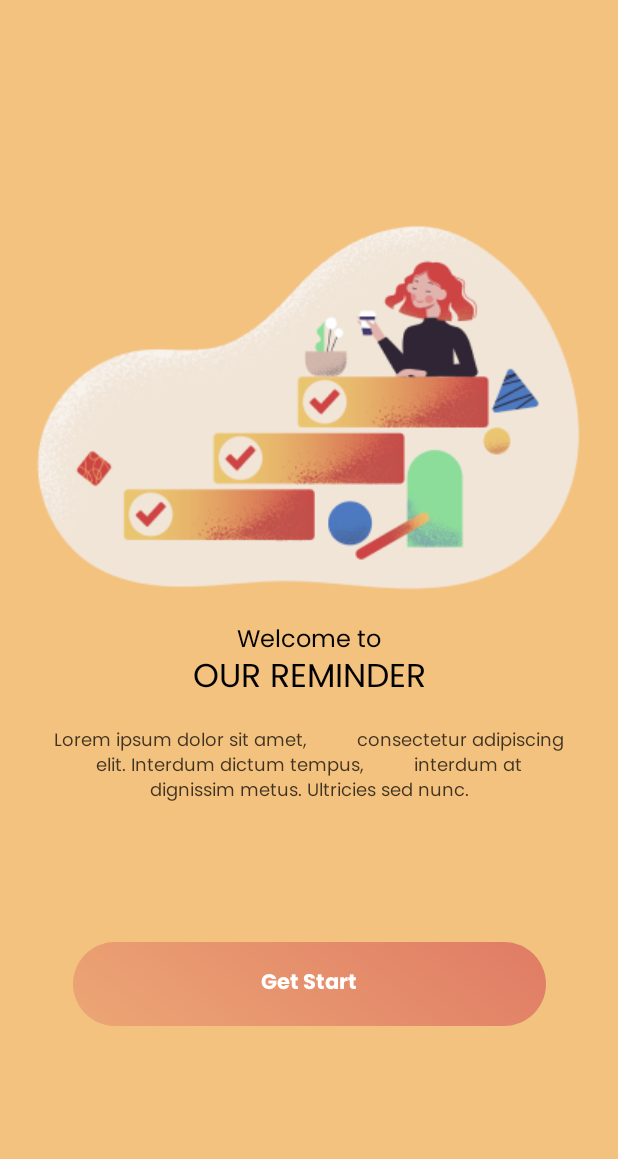
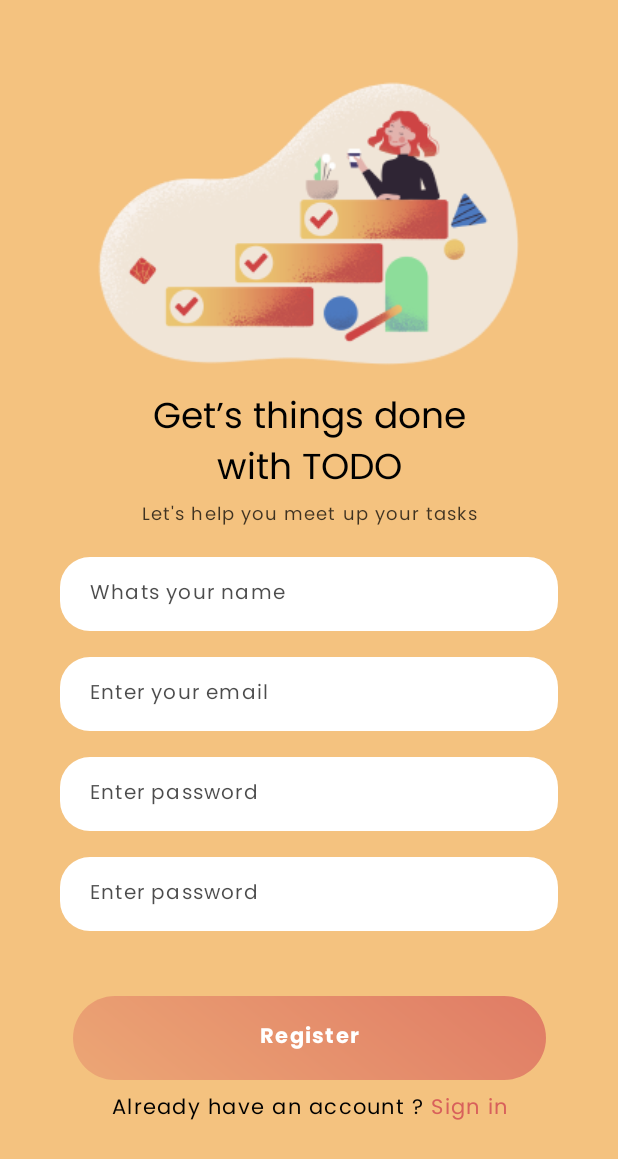
Before and after one commit to anga35/ToDoListApp, an Android app: the screen it shows after launch (MainActivity before the commit, RegistrationActivity after it), on a phone screen of 412 x 824 dp. Shown: the top 1159 px of the screen. Run offline under Robolectric (Android 15) with nearby library versions, the light colour scheme and no system bars.

Commit message:
Added Registration Page

```diff
--- a/app/src/main/AndroidManifest.xml
+++ b/app/src/main/AndroidManifest.xml
@@ -9,13 +9,19 @@
         android:roundIcon="@mipmap/ic_launcher_round"
         android:supportsRtl="true"
         android:theme="@style/Theme.ToDoListApp">
-        <activity android:name=".MainActivity">
+        <activity android:name=".RegistrationActivity">
+
             <intent-filter>
                 <action android:name="android.intent.action.MAIN" />
 
                 <category android:name="android.intent.category.LAUNCHER" />
             </intent-filter>
+
         </activity>
+        <activity android:name=".MainActivity">
+
+        </activity>
+
         <meta-data
             android:name="preloaded_fonts"
             android:resource="@array/preloaded_fonts" />
--- /dev/null
+++ b/app/src/main/java/com/example/todolistapp/RegistrationActivity.kt
@@ -0,0 +1,11 @@
+package com.example.todolistapp
+
+import androidx.appcompat.app.AppCompatActivity
+import android.os.Bundle
+
+class RegistrationActivity : AppCompatActivity() {
+    override fun onCreate(savedInstanceState: Bundle?) {
+        super.onCreate(savedInstanceState)
+        setContentView(R.layout.activity_registration)
+    }
+}
--- /dev/null
+++ b/app/src/main/res/drawable/cursor_drawable.xml
@@ -0,0 +1,13 @@
+<?xml version="1.0" encoding="utf-8"?>
+<shape xmlns:android="http://schemas.android.com/apk/res/android"
+    android:shape="rectangle"
+    >
+
+    <solid android:color="@color/black">
+
+    </solid>
+
+    <size android:width="2dp"></size>
+    <padding android:top="-2dp" android:bottom="-2dp" ></padding>
+
+</shape>
--- /dev/null
+++ b/app/src/main/res/drawable/input_drawable.xml
@@ -0,0 +1,14 @@
+<?xml version="1.0" encoding="utf-8"?>
+<shape xmlns:android="http://schemas.android.com/apk/res/android"
+    android:shape="rectangle">
+
+    <solid
+        android:color="@color/white">
+
+
+    </solid>
+
+    <corners
+        android:radius="20dp"></corners>
+
+</shape>
--- a/app/src/main/res/layout/activity_main.xml
+++ b/app/src/main/res/layout/activity_main.xml
@@ -61,9 +61,8 @@
         android:paddingHorizontal="35dp"
 
         android:text="Lorem ipsum dolor sit amet,
-         consectetur adipiscing elit. Interdum dictum tempus,
-         interdum at dignissim metus. Ultricies sed nunc."
-
+         consectetur adipiscing elit.Interdum dictum tempus,interdum at dignissim metus.Ultricies sed nunc."
+        android:letterSpacing="0.06"
         app:layout_constraintLeft_toLeftOf="parent"
         app:layout_constraintRight_toRightOf="parent"
 
@@ -89,7 +88,7 @@
             android:fontFamily="@font/poppins_bold"
             android:text="Get Start"
             android:textAllCaps="false"
-
+android:letterSpacing="0.06"
             android:textColor="@color/white"
             android:paddingHorizontal="70dp"
             >
--- /dev/null
+++ b/app/src/main/res/layout/activity_registration.xml
@@ -0,0 +1,194 @@
+<?xml version="1.0" encoding="utf-8"?>
+<androidx.constraintlayout.widget.ConstraintLayout xmlns:android="http://schemas.android.com/apk/res/android"
+    xmlns:app="http://schemas.android.com/apk/res-auto"
+    xmlns:tools="http://schemas.android.com/tools"
+    android:layout_width="match_parent"
+    android:layout_height="match_parent"
+    android:background="@color/background_color"
+    tools:context=".RegistrationActivity">
+
+    <ImageView
+        android:id="@+id/imv_todo_registration"
+        android:layout_width="wrap_content"
+        android:layout_height="wrap_content"
+        android:layout_marginTop="44dp"
+        android:background="@drawable/todo_icon_registration"
+        app:layout_constraintLeft_toLeftOf="parent"
+
+        app:layout_constraintRight_toRightOf="parent"
+        app:layout_constraintTop_toTopOf="parent"></ImageView>
+
+
+    <TextView
+        android:id="@+id/tvl_get_things"
+        android:layout_width="wrap_content"
+        android:layout_height="wrap_content"
+        android:fontFamily="@font/poppins"
+        android:gravity="center"
+        android:text="Get’s things done\nwith TODO"
+        android:textColor="@color/black"
+        android:textSize="24sp"
+        app:layout_constraintLeft_toLeftOf="parent"
+        app:layout_constraintRight_toRightOf="parent"
+        app:layout_constraintTop_toBottomOf="@id/imv_todo_registration"
+
+
+        ></TextView>
+
+
+    <TextView
+        android:id="@+id/tvl_lets_meet"
+        android:layout_width="wrap_content"
+        android:layout_height="wrap_content"
+        android:fontFamily="@font/poppins"
+        android:gravity="center"
+        android:letterSpacing="0.06"
+        android:text="Let's help you meet up your tasks"
+        android:textColor="#BD000000"
+        android:textSize="12sp"
+        app:layout_constraintLeft_toLeftOf="parent"
+        app:layout_constraintRight_toRightOf="parent"
+        app:layout_constraintTop_toBottomOf="@id/tvl_get_things"
+
+        ></TextView>
+
+
+    <EditText
+        android:id="@+id/et_name"
+        android:layout_width="match_parent"
+        android:layout_height="wrap_content"
+        android:layout_marginStart="40dp"
+        android:layout_marginTop="17dp"
+        android:layout_marginEnd="40dp"
+        android:background="@drawable/input_drawable"
+        android:drawableTint="@color/black"
+        android:fontFamily="@font/poppins"
+        android:hint="Whats your name"
+        android:letterSpacing="0.06"
+        android:paddingVertical="13dp"
+        android:paddingStart="20dp"
+        android:textColorHint="#B3000000"
+        android:textCursorDrawable="@drawable/cursor_drawable"
+        android:textSize="13sp"
+        app:layout_constraintLeft_toLeftOf="parent"
+        app:layout_constraintRight_toRightOf="parent"
+        app:layout_constraintTop_toBottomOf="@id/tvl_lets_meet"></EditText>
+
+    <EditText
+        android:id="@+id/et_email"
+        android:layout_width="match_parent"
+        android:layout_height="wrap_content"
+        android:layout_marginStart="40dp"
+        android:layout_marginTop="17dp"
+        android:layout_marginEnd="40dp"
+        android:background="@drawable/input_drawable"
+        android:drawableTint="@color/black"
+        android:fontFamily="@font/poppins"
+        android:hint="Enter your email"
+        android:letterSpacing="0.06"
+        android:paddingVertical="13dp"
+        android:paddingStart="20dp"
+        android:textColorHint="#B3000000"
+        android:textCursorDrawable="@drawable/cursor_drawable"
+        android:textSize="13sp"
+        app:layout_constraintLeft_toLeftOf="parent"
+        app:layout_constraintRight_toRightOf="parent"
+        app:layout_constraintTop_toBottomOf="@id/et_name"></EditText>
+
+    <EditText
+        android:id="@+id/et_password"
+        android:layout_width="match_parent"
+        android:layout_height="wrap_content"
+        android:layout_marginStart="40dp"
+        android:layout_marginTop="17dp"
+        android:layout_marginEnd="40dp"
+        android:background="@drawable/input_drawable"
+        android:drawableTint="@color/black"
+        android:fontFamily="@font/poppins"
+        android:hint="Enter password"
+        android:letterSpacing="0.06"
+        android:paddingVertical="13dp"
+        android:paddingStart="20dp"
+        android:textColorHint="#B3000000"
+        android:textCursorDrawable="@drawable/cursor_drawable"
+        android:textSize="13sp"
+        app:layout_constraintLeft_toLeftOf="parent"
+        app:layout_constraintRight_toRightOf="parent"
+        app:layout_constraintTop_toBottomOf="@id/et_email"></EditText>
+
+    <EditText
+        android:id="@+id/et_confirm_password"
+        android:layout_width="match_parent"
+        android:layout_height="wrap_content"
+        android:layout_marginStart="40dp"
+        android:layout_marginTop="17dp"
+        android:layout_marginEnd="40dp"
+        android:background="@drawable/input_drawable"
+        android:drawableTint="@color/black"
+        android:fontFamily="@font/poppins"
+        android:hint="Enter password"
+        android:letterSpacing="0.06"
+        android:paddingVertical="13dp"
+        android:paddingStart="20dp"
+        android:textColorHint="#B3000000"
+        android:textCursorDrawable="@drawable/cursor_drawable"
+        android:textSize="13sp"
+        app:layout_constraintLeft_toLeftOf="parent"
+        app:layout_constraintRight_toRightOf="parent"
+        app:layout_constraintTop_toBottomOf="@id/et_password"></EditText>
+
+
+    <androidx.appcompat.widget.AppCompatButton
+        android:id="@+id/btn_register"
+        android:layout_width="wrap_content"
+        android:layout_height="wrap_content"
+        android:layout_marginTop="43dp"
+        android:background="@drawable/btn_drawable"
+        android:fontFamily="@font/poppins_bold"
+        android:letterSpacing="0.06"
+        android:paddingHorizontal="70dp"
+        android:text="Register"
+        android:textAllCaps="false"
+        android:textColor="@color/white"
+        app:layout_constraintLeft_toLeftOf="parent"
+        app:layout_constraintRight_toRightOf="parent"
+        app:layout_constraintTop_toBottomOf="@id/et_confirm_password">
+
+
+    </androidx.appcompat.widget.AppCompatButton>
+
+    <LinearLayout
+        android:layout_width="wrap_content"
+        android:layout_height="wrap_content"
+        app:layout_constraintTop_toBottomOf="@id/btn_register"
+        app:layout_constraintLeft_toLeftOf="parent"
+        app:layout_constraintRight_toRightOf="parent"
+        android:layout_marginTop="7dp"
+android:orientation="horizontal"
+        >
+
+        <TextView
+            android:layout_width="wrap_content"
+            android:layout_height="wrap_content"
+            android:text="Already have an account ?"
+android:fontFamily="@font/poppins"
+            android:textColor="@color/black"
+            android:letterSpacing="0.06"
+            android:textSize="14sp"
+            ></TextView>
+
+        <TextView
+            android:layout_width="wrap_content"
+            android:layout_height="wrap_content"
+            android:text=" Sign in"
+            android:fontFamily="@font/poppins"
+            android:textColor="@color/primary"
+            android:letterSpacing="0.06"
+
+            android:textSize="14sp"
+            ></TextView>
+
+    </LinearLayout>
+
+
+</androidx.constraintlayout.widget.ConstraintLayout>
--- a/app/src/main/res/values/themes.xml
+++ b/app/src/main/res/values/themes.xml
@@ -15,4 +15,7 @@
 
         <!-- Customize your theme here. -->
     </style>
+
+
+
 </resources>
```
Also changed, not shown: app/src/main/res/drawable-v24/todo_icon_registration.png (added).
